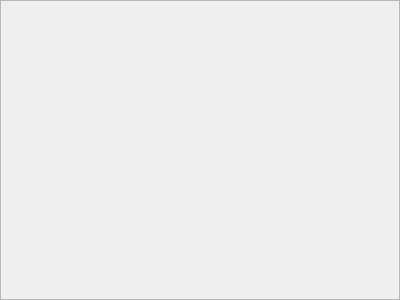
First picture: the form in ui/mydata/ImageViewer.ui, repository OpenFairWind/FairWindSK, before the edit.
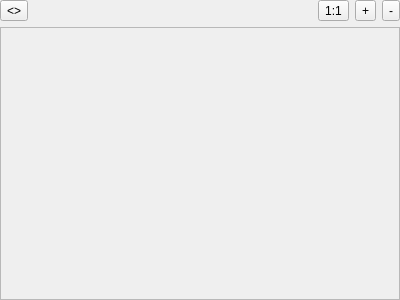
Second picture: the form after the edit.

Commit message: Added zoom controls Added fit to window controls ToDo: making it working

```diff
--- a/ui/mydata/ImageViewer.ui
+++ b/ui/mydata/ImageViewer.ui
@@ -26,6 +26,54 @@
    <property name="bottomMargin">
     <number>0</number>
    </property>
+   <item>
+    <layout class="QHBoxLayout" name="horizontalLayout_Buttons">
+     <item>
+      <widget class="QToolButton" name="toolButton_Adapt">
+       <property name="text">
+        <string>&lt;&gt;</string>
+       </property>
+       <property name="checkable">
+        <bool>true</bool>
+       </property>
+      </widget>
+     </item>
+     <item>
+      <spacer name="horizontalSpacer">
+       <property name="orientation">
+        <enum>Qt::Orientation::Horizontal</enum>
+       </property>
+       <property name="sizeHint" stdset="0">
+        <size>
+         <width>40</width>
+         <height>20</height>
+        </size>
+       </property>
+      </spacer>
+     </item>
+     <item>
+      <widget class="QToolButton" name="toolButton_One2One">
+       <property name="text">
+        <string>1:1</string>
+       </property>
+      </widget>
+     </item>
+     <item>
+      <widget class="QToolButton" name="toolButton_ZoomIn">
+       <property name="text">
+        <string>+</string>
+       </property>
+      </widget>
+     </item>
+     <item>
+      <widget class="QToolButton" name="toolButton_ZoomOut">
+       <property name="text">
+        <string>-</string>
+       </property>
+      </widget>
+     </item>
+    </layout>
+   </item>
    <item>
     <widget class="QScrollArea" name="scrollArea">
      <property name="widgetResizable">
@@ -37,7 +85,7 @@
         <x>0</x>
         <y>0</y>
         <width>398</width>
-        <height>298</height>
+        <height>264</height>
        </rect>
       </property>
       <layout class="QVBoxLayout" name="verticalLayout_Image">
```
The commit also changes 2 other files.
